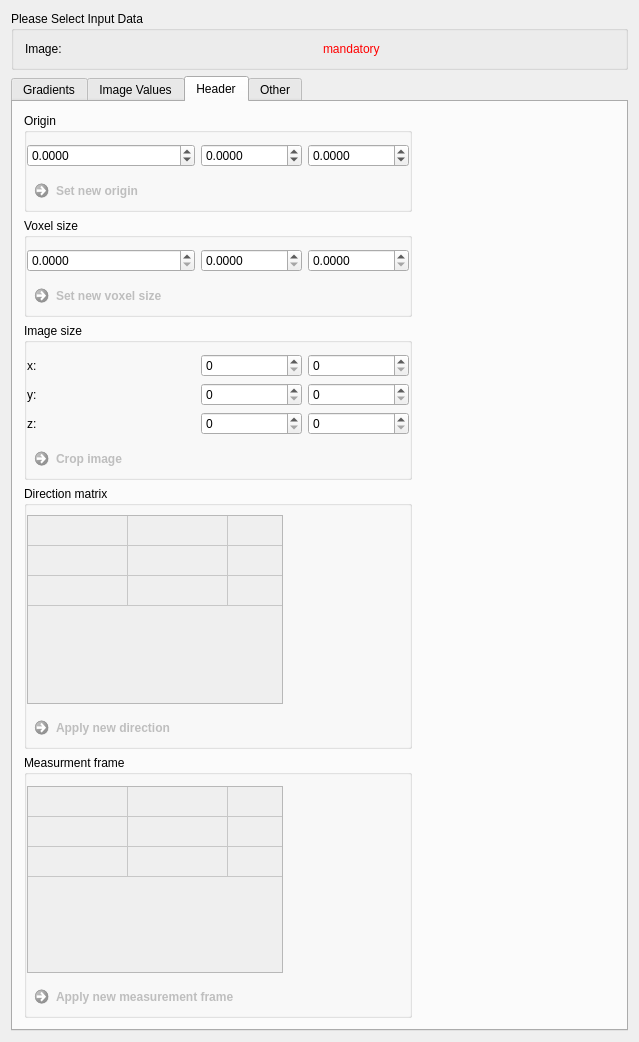
Above: Plugins/org.mitk.gui.qt.diffusionimaging/src/internal/QmitkPreprocessingViewControls.ui from MITK/MITK before the change. Below: the same form after it.
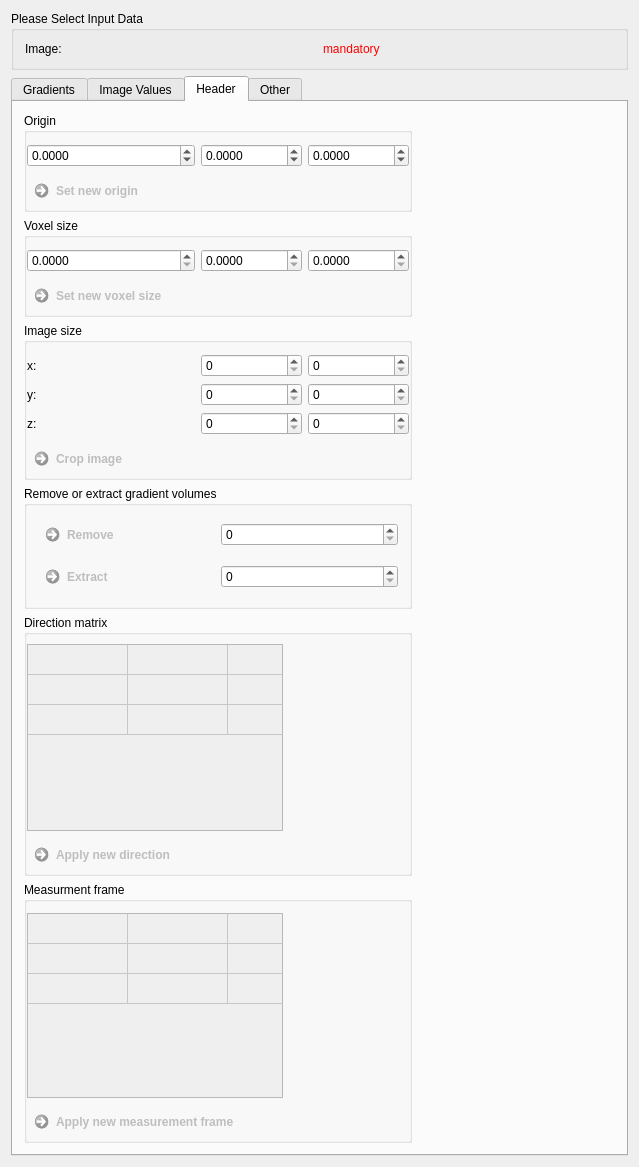
That is the form after the change. The open tabs and pages were chosen to show the change. Custom widgets are drawn as their Qt base class.

```diff
--- a/Plugins/org.mitk.gui.qt.diffusionimaging/src/internal/QmitkPreprocessingViewControls.ui
+++ b/Plugins/org.mitk.gui.qt.diffusionimaging/src/internal/QmitkPreprocessingViewControls.ui
@@ -742,15 +742,15 @@
        <string>Header</string>
       </attribute>
       <layout class="QGridLayout" name="gridLayout_7">
-       <item row="2" column="1">
-        <spacer name="horizontalSpacer_3">
+       <item row="7" column="0">
+        <spacer name="verticalSpacer_2">
          <property name="orientation">
-          <enum>Qt::Horizontal</enum>
+          <enum>Qt::Vertical</enum>
          </property>
          <property name="sizeHint" stdset="0">
           <size>
-           <width>40</width>
-           <height>20</height>
+           <width>20</width>
+           <height>40</height>
           </size>
          </property>
         </spacer>
@@ -819,380 +819,6 @@
          </layout>
         </widget>
        </item>
-       <item row="6" column="0">
-        <spacer name="verticalSpacer_2">
-         <property name="orientation">
-          <enum>Qt::Vertical</enum>
-         </property>
-         <property name="sizeHint" stdset="0">
-          <size>
-           <width>20</width>
-           <height>40</height>
-          </size>
-         </property>
-        </spacer>
-       </item>
-       <item row="5" column="0">
-        <widget class="QGroupBox" name="groupBox_4">
-         <property name="sizePolicy">
-          <sizepolicy hsizetype="Expanding" vsizetype="Expanding">
-           <horstretch>0</horstretch>
-           <verstretch>0</verstretch>
-          </sizepolicy>
-         </property>
-         <property name="title">
-          <string>Measurment frame</string>
-         </property>
-         <layout class="QGridLayout" name="gridLayout">
-          <property name="leftMargin">
-           <number>0</number>
-          </property>
-          <property name="rightMargin">
-           <number>0</number>
-          </property>
-          <property name="bottomMargin">
-           <number>0</number>
-          </property>
-          <item row="0" column="1">
-           <spacer name="horizontalSpacer">
-            <property name="orientation">
-             <enum>Qt::Horizontal</enum>
-            </property>
-            <property name="sizeHint" stdset="0">
-             <size>
-              <width>40</width>
-              <height>20</height>
-             </size>
-            </property>
-           </spacer>
-          </item>
-          <item row="0" column="0">
-           <widget class="QTableWidget" name="m_MeasurementFrameTable">
-            <property name="enabled">
-             <bool>false</bool>
-            </property>
-            <property name="sizePolicy">
-             <sizepolicy hsizetype="Minimum" vsizetype="Minimum">
-              <horstretch>0</horstretch>
-              <verstretch>0</verstretch>
-             </sizepolicy>
-            </property>
-            <property name="minimumSize">
-             <size>
-              <width>0</width>
-              <height>0</height>
-             </size>
-            </property>
-            <property name="cursor" stdset="0">
-             <cursorShape>IBeamCursor</cursorShape>
-            </property>
-            <property name="autoFillBackground">
-             <bool>true</bool>
-            </property>
-            <property name="verticalScrollBarPolicy">
-             <enum>Qt::ScrollBarAlwaysOff</enum>
-            </property>
-            <property name="horizontalScrollBarPolicy">
-             <enum>Qt::ScrollBarAlwaysOff</enum>
-            </property>
-            <property name="showGrid">
-             <bool>true</bool>
-            </property>
-            <property name="cornerButtonEnabled">
-             <bool>false</bool>
-            </property>
-            <attribute name="horizontalHeaderVisible">
-             <bool>false</bool>
-            </attribute>
-            <attribute name="horizontalHeaderCascadingSectionResizes">
-             <bool>true</bool>
-            </attribute>
-            <attribute name="horizontalHeaderHighlightSections">
-             <bool>true</bool>
-            </attribute>
-            <attribute name="horizontalHeaderMinimumSectionSize">
-             <number>0</number>
-            </attribute>
-            <attribute name="verticalHeaderVisible">
-             <bool>false</bool>
-            </attribute>
-            <attribute name="verticalHeaderCascadingSectionResizes">
-             <bool>true</bool>
-            </attribute>
-            <attribute name="verticalHeaderHighlightSections">
-             <bool>true</bool>
-            </attribute>
-            <row>
-             <property name="text">
-              <string>New Row</string>
-             </property>
-            </row>
-            <row>
-             <property name="text">
-              <string>New Row</string>
-             </property>
-            </row>
-            <row>
-             <property name="text">
-              <string>New Row</string>
-             </property>
-            </row>
-            <column>
-             <property name="text">
-              <string>New Column</string>
-             </property>
-            </column>
-            <column>
-             <property name="text">
-              <string>New Column</string>
-             </property>
-            </column>
-            <column>
-             <property name="text">
-              <string>New Column</string>
-             </property>
-            </column>
-           </widget>
-          </item>
-          <item row="1" column="0">
-           <widget class="QCommandLinkButton" name="m_ModifyMeasurementFrame">
-            <property name="enabled">
-             <bool>false</bool>
-            </property>
-            <property name="toolTip">
-             <string>Diffusion encoding gradient directions are rotated accordingly.</string>
-            </property>
-            <property name="statusTip">
-             <string/>
-            </property>
-            <property name="whatsThis">
-             <string notr="true"/>
-            </property>
-            <property name="text">
-             <string>Apply new measurement frame</string>
-            </property>
-           </widget>
-          </item>
-         </layout>
-        </widget>
-       </item>
-       <item row="4" column="0">
-        <widget class="QGroupBox" name="groupBox">
-         <property name="title">
-          <string>Direction matrix</string>
-         </property>
-         <layout class="QGridLayout" name="gridLayout_3">
-          <property name="leftMargin">
-           <number>0</number>
-          </property>
-          <property name="topMargin">
-           <number>9</number>
-          </property>
-          <property name="rightMargin">
-           <number>0</number>
-          </property>
-          <property name="bottomMargin">
-           <number>0</number>
-          </property>
-          <item row="0" column="0">
-           <widget class="QTableWidget" name="m_DirectionMatrixTable">
-            <property name="enabled">
-             <bool>false</bool>
-            </property>
-            <property name="sizePolicy">
-             <sizepolicy hsizetype="Minimum" vsizetype="Minimum">
-              <horstretch>0</horstretch>
-              <verstretch>0</verstretch>
-             </sizepolicy>
-            </property>
-            <property name="minimumSize">
-             <size>
-              <width>0</width>
-              <height>0</height>
-             </size>
-            </property>
-            <property name="cursor" stdset="0">
-             <cursorShape>IBeamCursor</cursorShape>
-            </property>
-            <property name="autoFillBackground">
-             <bool>true</bool>
-            </property>
-            <property name="verticalScrollBarPolicy">
-             <enum>Qt::ScrollBarAlwaysOff</enum>
-            </property>
-            <property name="horizontalScrollBarPolicy">
-             <enum>Qt::ScrollBarAlwaysOff</enum>
-            </property>
-            <property name="showGrid">
-             <bool>true</bool>
-            </property>
-            <property name="cornerButtonEnabled">
-             <bool>false</bool>
-            </property>
-            <attribute name="horizontalHeaderVisible">
-             <bool>false</bool>
-            </attribute>
-            <attribute name="horizontalHeaderCascadingSectionResizes">
-             <bool>true</bool>
-            </attribute>
-            <attribute name="horizontalHeaderHighlightSections">
-             <bool>true</bool>
-            </attribute>
-            <attribute name="horizontalHeaderMinimumSectionSize">
-             <number>0</number>
-            </attribute>
-            <attribute name="verticalHeaderVisible">
-             <bool>false</bool>
-            </attribute>
-            <attribute name="verticalHeaderCascadingSectionResizes">
-             <bool>true</bool>
-            </attribute>
-            <attribute name="verticalHeaderHighlightSections">
-             <bool>true</bool>
-            </attribute>
-            <row>
-             <property name="text">
-              <string>New Row</string>
-             </property>
-            </row>
-            <row>
-             <property name="text">
-              <string>New Row</string>
-             </property>
-            </row>
-            <row>
-             <property name="text">
-              <string>New Row</string>
-             </property>
-            </row>
-            <column>
-             <property name="text">
-              <string>New Column</string>
-             </property>
-            </column>
-            <column>
-             <property name="text">
-              <string>New Column</string>
-             </property>
-            </column>
-            <column>
-             <property name="text">
-              <string>New Column</string>
-             </property>
-            </column>
-           </widget>
-          </item>
-          <item row="1" column="0">
-           <widget class="QCommandLinkButton" name="m_ModifyDirection">
-            <property name="enabled">
-             <bool>false</bool>
-            </property>
-            <property name="toolTip">
-             <string>Diffusion encoding gradient directions are rotated accordingly.</string>
-            </property>
-            <property name="statusTip">
-             <string/>
-            </property>
-            <property name="whatsThis">
-             <string notr="true"/>
-            </property>
-            <property name="text">
-             <string>Apply new direction</string>
-            </property>
-           </widget>
-          </item>
-          <item row="0" column="1">
-           <spacer name="horizontalSpacer_2">
-            <property name="orientation">
-             <enum>Qt::Horizontal</enum>
-            </property>
-            <property name="sizeHint" stdset="0">
-             <size>
-              <width>40</width>
-              <height>20</height>
-             </size>
-            </property>
-           </spacer>
-          </item>
-         </layout>
-        </widget>
-       </item>
-       <item row="1" column="0">
-        <widget class="QGroupBox" name="groupBox_5">
-         <property name="title">
-          <string>Origin</string>
-         </property>
-         <layout class="QGridLayout" name="gridLayout_17">
-          <property name="leftMargin">
-           <number>0</number>
-          </property>
-          <property name="rightMargin">
-           <number>0</number>
-          </property>
-          <property name="bottomMargin">
-           <number>0</number>
-          </property>
-          <item row="0" column="0">
-           <widget class="QDoubleSpinBox" name="m_HeaderOriginX">
-            <property name="decimals">
-             <number>4</number>
-            </property>
-            <property name="minimum">
-             <double>-999999999.000000000000000</double>
-            </property>
-            <property name="maximum">
-             <double>999999999.000000000000000</double>
-            </property>
-           </widget>
-          </item>
-          <item row="0" column="2">
-           <widget class="QDoubleSpinBox" name="m_HeaderOriginZ">
-            <property name="decimals">
-             <number>4</number>
-            </property>
-            <property name="minimum">
-             <double>-999999999.000000000000000</double>
-            </property>
-            <property name="maximum">
-             <double>999999999.000000000000000</double>
-            </property>
-           </widget>
-          </item>
-          <item row="0" column="1">
-           <widget class="QDoubleSpinBox" name="m_HeaderOriginY">
-            <property name="decimals">
-             <number>4</number>
-            </property>
-            <property name="minimum">
-             <double>-99999999.000000000000000</double>
-            </property>
-            <property name="maximum">
-             <double>999999999.000000000000000</double>
-            </property>
-           </widget>
-          </item>
-          <item row="1" column="0">
-           <widget class="QCommandLinkButton" name="m_ModifyOriginButton">
-            <property name="enabled">
-             <bool>false</bool>
-            </property>
-            <property name="toolTip">
-             <string/>
-            </property>
-            <property name="statusTip">
-             <string/>
-            </property>
-            <property name="whatsThis">
-             <string notr="true"/>
-            </property>
-            <property name="text">
-             <string>Set new origin</string>
-            </property>
-           </widget>
-          </item>
-         </layout>
-        </widget>
-       </item>
        <item row="3" column="0">
         <widget class="QGroupBox" name="groupBox_6">
          <property name="title">
@@ -1311,6 +937,433 @@
          </layout>
         </widget>
        </item>
+       <item row="1" column="0">
+        <widget class="QGroupBox" name="groupBox_5">
+         <property name="title">
+          <string>Origin</string>
+         </property>
+         <layout class="QGridLayout" name="gridLayout_17">
+          <property name="leftMargin">
+           <number>0</number>
+          </property>
+          <property name="rightMargin">
+           <number>0</number>
+          </property>
+          <property name="bottomMargin">
+           <number>0</number>
+          </property>
+          <item row="0" column="0">
+           <widget class="QDoubleSpinBox" name="m_HeaderOriginX">
+            <property name="decimals">
+             <number>4</number>
+            </property>
+            <property name="minimum">
+             <double>-999999999.000000000000000</double>
+            </property>
+            <property name="maximum">
+             <double>999999999.000000000000000</double>
+            </property>
+           </widget>
+          </item>
+          <item row="0" column="2">
+           <widget class="QDoubleSpinBox" name="m_HeaderOriginZ">
+            <property name="decimals">
+             <number>4</number>
+            </property>
+            <property name="minimum">
+             <double>-999999999.000000000000000</double>
+            </property>
+            <property name="maximum">
+             <double>999999999.000000000000000</double>
+            </property>
+           </widget>
+          </item>
+          <item row="0" column="1">
+           <widget class="QDoubleSpinBox" name="m_HeaderOriginY">
+            <property name="decimals">
+             <number>4</number>
+            </property>
+            <property name="minimum">
+             <double>-99999999.000000000000000</double>
+            </property>
+            <property name="maximum">
+             <double>999999999.000000000000000</double>
+            </property>
+           </widget>
+          </item>
+          <item row="1" column="0">
+           <widget class="QCommandLinkButton" name="m_ModifyOriginButton">
+            <property name="enabled">
+             <bool>false</bool>
+            </property>
+            <property name="toolTip">
+             <string/>
+            </property>
+            <property name="statusTip">
+             <string/>
+            </property>
+            <property name="whatsThis">
+             <string notr="true"/>
+            </property>
+            <property name="text">
+             <string>Set new origin</string>
+            </property>
+           </widget>
+          </item>
+         </layout>
+        </widget>
+       </item>
+       <item row="2" column="1">
+        <spacer name="horizontalSpacer_3">
+         <property name="orientation">
+          <enum>Qt::Horizontal</enum>
+         </property>
+         <property name="sizeHint" stdset="0">
+          <size>
+           <width>40</width>
+           <height>20</height>
+          </size>
+         </property>
+        </spacer>
+       </item>
+       <item row="5" column="0">
+        <widget class="QGroupBox" name="groupBox">
+         <property name="title">
+          <string>Direction matrix</string>
+         </property>
+         <layout class="QGridLayout" name="gridLayout_3">
+          <property name="leftMargin">
+           <number>0</number>
+          </property>
+          <property name="topMargin">
+           <number>9</number>
+          </property>
+          <property name="rightMargin">
+           <number>0</number>
+          </property>
+          <property name="bottomMargin">
+           <number>0</number>
+          </property>
+          <item row="0" column="0">
+           <widget class="QTableWidget" name="m_DirectionMatrixTable">
+            <property name="enabled">
+             <bool>false</bool>
+            </property>
+            <property name="sizePolicy">
+             <sizepolicy hsizetype="Minimum" vsizetype="Minimum">
+              <horstretch>0</horstretch>
+              <verstretch>0</verstretch>
+             </sizepolicy>
+            </property>
+            <property name="minimumSize">
+             <size>
+              <width>0</width>
+              <height>0</height>
+             </size>
+            </property>
+            <property name="cursor" stdset="0">
+             <cursorShape>IBeamCursor</cursorShape>
+            </property>
+            <property name="autoFillBackground">
+             <bool>true</bool>
+            </property>
+            <property name="verticalScrollBarPolicy">
+             <enum>Qt::ScrollBarAlwaysOff</enum>
+            </property>
+            <property name="horizontalScrollBarPolicy">
+             <enum>Qt::ScrollBarAlwaysOff</enum>
+            </property>
+            <property name="showGrid">
+             <bool>true</bool>
+            </property>
+            <property name="cornerButtonEnabled">
+             <bool>false</bool>
+            </property>
+            <attribute name="horizontalHeaderVisible">
+             <bool>false</bool>
+            </attribute>
+            <attribute name="horizontalHeaderCascadingSectionResizes">
+             <bool>true</bool>
+            </attribute>
+            <attribute name="horizontalHeaderHighlightSections">
+             <bool>true</bool>
+            </attribute>
+            <attribute name="horizontalHeaderMinimumSectionSize">
+             <number>0</number>
+            </attribute>
+            <attribute name="verticalHeaderVisible">
+             <bool>false</bool>
+            </attribute>
+            <attribute name="verticalHeaderCascadingSectionResizes">
+             <bool>true</bool>
+            </attribute>
+            <attribute name="verticalHeaderHighlightSections">
+             <bool>true</bool>
+            </attribute>
+            <row>
+             <property name="text">
+              <string>New Row</string>
+             </property>
+            </row>
+            <row>
+             <property name="text">
+              <string>New Row</string>
+             </property>
+            </row>
+            <row>
+             <property name="text">
+              <string>New Row</string>
+             </property>
+            </row>
+            <column>
+             <property name="text">
+              <string>New Column</string>
+             </property>
+            </column>
+            <column>
+             <property name="text">
+              <string>New Column</string>
+             </property>
+            </column>
+            <column>
+             <property name="text">
+              <string>New Column</string>
+             </property>
+            </column>
+           </widget>
+          </item>
+          <item row="1" column="0">
+           <widget class="QCommandLinkButton" name="m_ModifyDirection">
+            <property name="enabled">
+             <bool>false</bool>
+            </property>
+            <property name="toolTip">
+             <string>Diffusion encoding gradient directions are rotated accordingly.</string>
+            </property>
+            <property name="statusTip">
+             <string/>
+            </property>
+            <property name="whatsThis">
+             <string notr="true"/>
+            </property>
+            <property name="text">
+             <string>Apply new direction</string>
+            </property>
+           </widget>
+          </item>
+          <item row="0" column="1">
+           <spacer name="horizontalSpacer_2">
+            <property name="orientation">
+             <enum>Qt::Horizontal</enum>
+            </property>
+            <property name="sizeHint" stdset="0">
+             <size>
+              <width>40</width>
+              <height>20</height>
+             </size>
+            </property>
+           </spacer>
+          </item>
+         </layout>
+        </widget>
+       </item>
+       <item row="6" column="0">
+        <widget class="QGroupBox" name="groupBox_4">
+         <property name="sizePolicy">
+          <sizepolicy hsizetype="Expanding" vsizetype="Expanding">
+           <horstretch>0</horstretch>
+           <verstretch>0</verstretch>
+          </sizepolicy>
+         </property>
+         <property name="title">
+          <string>Measurment frame</string>
+         </property>
+         <layout class="QGridLayout" name="gridLayout">
+          <property name="leftMargin">
+           <number>0</number>
+          </property>
+          <property name="rightMargin">
+           <number>0</number>
+          </property>
+          <property name="bottomMargin">
+           <number>0</number>
+          </property>
+          <item row="0" column="1">
+           <spacer name="horizontalSpacer">
+            <property name="orientation">
+             <enum>Qt::Horizontal</enum>
+            </property>
+            <property name="sizeHint" stdset="0">
+             <size>
+              <width>40</width>
+              <height>20</height>
+             </size>
+            </property>
+           </spacer>
+          </item>
+          <item row="0" column="0">
+           <widget class="QTableWidget" name="m_MeasurementFrameTable">
+            <property name="enabled">
+             <bool>false</bool>
+            </property>
+            <property name="sizePolicy">
+             <sizepolicy hsizetype="Minimum" vsizetype="Minimum">
+              <horstretch>0</horstretch>
+              <verstretch>0</verstretch>
+             </sizepolicy>
+            </property>
+            <property name="minimumSize">
+             <size>
+              <width>0</width>
+              <height>0</height>
+             </size>
+            </property>
+            <property name="cursor" stdset="0">
+             <cursorShape>IBeamCursor</cursorShape>
+            </property>
+            <property name="autoFillBackground">
+             <bool>true</bool>
+            </property>
+            <property name="verticalScrollBarPolicy">
+             <enum>Qt::ScrollBarAlwaysOff</enum>
+            </property>
+            <property name="horizontalScrollBarPolicy">
+             <enum>Qt::ScrollBarAlwaysOff</enum>
+            </property>
+            <property name="showGrid">
+             <bool>true</bool>
+            </property>
+            <property name="cornerButtonEnabled">
+             <bool>false</bool>
+            </property>
+            <attribute name="horizontalHeaderVisible">
+             <bool>false</bool>
+            </attribute>
+            <attribute name="horizontalHeaderCascadingSectionResizes">
+             <bool>true</bool>
+            </attribute>
+            <attribute name="horizontalHeaderHighlightSections">
+             <bool>true</bool>
+            </attribute>
+            <attribute name="horizontalHeaderMinimumSectionSize">
+             <number>0</number>
+            </attribute>
+            <attribute name="verticalHeaderVisible">
+             <bool>false</bool>
+            </attribute>
+            <attribute name="verticalHeaderCascadingSectionResizes">
+             <bool>true</bool>
+            </attribute>
+            <attribute name="verticalHeaderHighlightSections">
+             <bool>true</bool>
+            </attribute>
+            <row>
+             <property name="text">
+              <string>New Row</string>
+             </property>
+            </row>
+            <row>
+             <property name="text">
+              <string>New Row</string>
+             </property>
+            </row>
+            <row>
+             <property name="text">
+              <string>New Row</string>
+             </property>
+            </row>
+            <column>
+             <property name="text">
+              <string>New Column</string>
+             </property>
+            </column>
+            <column>
+             <property name="text">
+              <string>New Column</string>
+             </property>
+            </column>
+            <column>
+             <property name="text">
+              <string>New Column</string>
+             </property>
+            </column>
+           </widget>
+          </item>
+          <item row="1" column="0">
+           <widget class="QCommandLinkButton" name="m_ModifyMeasurementFrame">
+            <property name="enabled">
+             <bool>false</bool>
+            </property>
+            <property name="toolTip">
+             <string>Diffusion encoding gradient directions are rotated accordingly.</string>
+            </property>
+            <property name="statusTip">
+             <string/>
+            </property>
+            <property name="whatsThis">
+             <string notr="true"/>
+            </property>
+            <property name="text">
+             <string>Apply new measurement frame</string>
+            </property>
+           </widget>
+          </item>
+         </layout>
+        </widget>
+       </item>
+       <item row="4" column="0">
+        <widget class="QGroupBox" name="groupBox_7">
+         <property name="title">
+          <string>Remove or extract gradient volumes</string>
+         </property>
+         <layout class="QGridLayout" name="gridLayout_18">
+          <item row="0" column="0">
+           <widget class="QCommandLinkButton" name="m_RemoveGradientButton">
+            <property name="enabled">
+             <bool>false</bool>
+            </property>
+            <property name="toolTip">
+             <string>Generate pointset displaying the gradient vectors (applied measurement frame).</string>
+            </property>
+            <property name="statusTip">
+             <string/>
+            </property>
+            <property name="whatsThis">
+             <string notr="true"/>
+            </property>
+            <property name="text">
+             <string>Remove</string>
+            </property>
+           </widget>
+          </item>
+          <item row="1" column="0">
+           <widget class="QCommandLinkButton" name="m_ExtractGradientButton">
+            <property name="enabled">
+             <bool>false</bool>
+            </property>
+            <property name="toolTip">
+             <string>Generate pointset displaying the gradient vectors (applied measurement frame).</string>
+            </property>
+            <property name="statusTip">
+             <string/>
+            </property>
+            <property name="whatsThis">
+             <string notr="true"/>
+            </property>
+            <property name="text">
+             <string>Extract</string>
+            </property>
+           </widget>
+          </item>
+          <item row="1" column="1">
+           <widget class="QSpinBox" name="m_ExtractGradientBox"/>
+          </item>
+          <item row="0" column="1">
+           <widget class="QSpinBox" name="m_RemoveGradientBox"/>
+          </item>
+         </layout>
+        </widget>
+       </item>
       </layout>
      </widget>
      <widget class="QWidget" name="tab_2">
```
Left out of the diff: 34 changed lines with no effect on the pictures.
